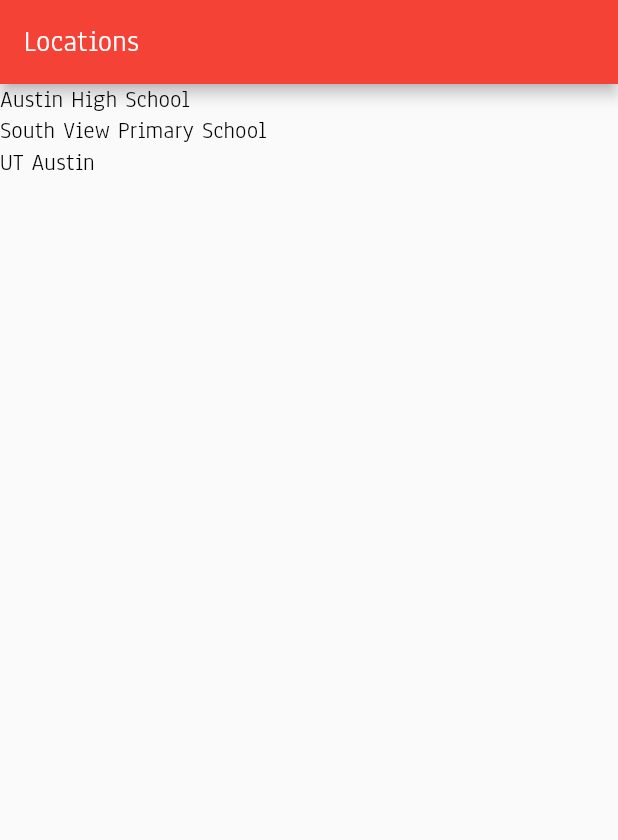
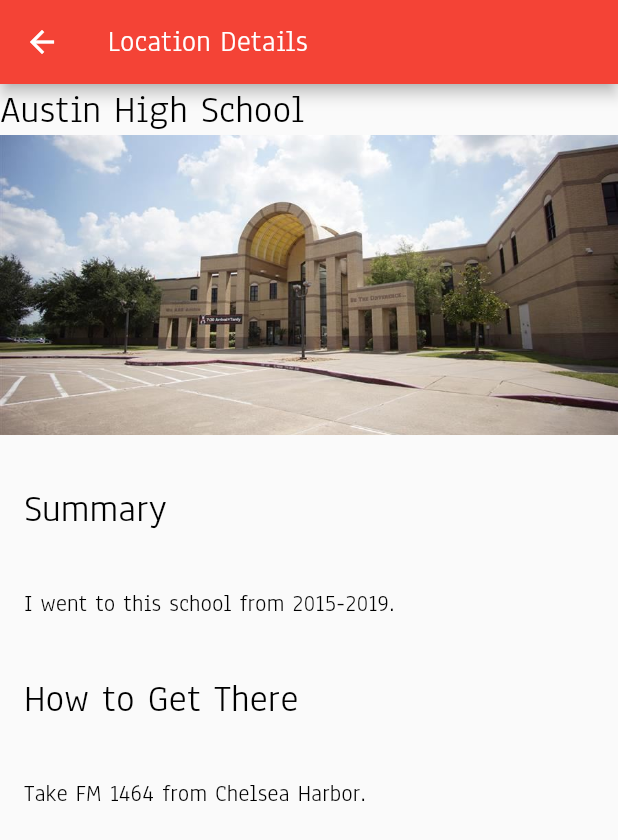
Before and after one commit to mayankdaruka/FlutterTest, a Flutter app: the screen it shows after launch, after a tap on "Austin High School", on a phone screen of 412 x 824 dp. Shown: the top 840 px of the screen. Run offline on Flutter 3.47's test engine with Material 2 defaults, Android fonts, the phone set to English and light mode, and no system bars.

Commit message:
generatedRoutes navigation changes

```diff
--- /dev/null
+++ b/lib/locationdetail.dart
@@ -0,0 +1,31 @@
+import 'package:flutter/material.dart';
+import "textsection1.dart";
+import "models/location.dart";
+import "imagebanner.dart";
+
+class LocationDetail extends StatelessWidget {
+  final int _locationID;
+
+  LocationDetail(this._locationID);
+
+  @override
+  Widget build(BuildContext context) {
+    // Usually DON'T PUT THIS IN BUILD BECAUSE IT IS CALLED MULTIPLE TIMES (LIKE RENDER)
+    final location = Location.fetchByID(_locationID);
+    return Scaffold(
+        appBar: AppBar(
+          title: Text("Location Details"),
+        ),
+        body: Column(
+          mainAxisAlignment: MainAxisAlignment.start,
+          crossAxisAlignment: CrossAxisAlignment.stretch,
+          // Cascade notation, takes given item and lets you run a function against it/make an assignment
+          children: <Widget>[Text(location.name, style: Theme.of(context).textTheme.headline1), ImageBanner(location.imagePath)]..addAll(textSections(location)),
+      ),
+    );
+  }
+
+  List<Widget> textSections(Location location) {
+    return location.facts.map((fact) => TextSection(fact.title, fact.text)).toList();
+  }
+}
--- a/lib/locationlisting.dart
+++ b/lib/locationlisting.dart
@@ -1,4 +1,5 @@
 import 'package:flutter/material.dart';
+import 'package:sampleproject/main.dart';
 import 'models/location.dart';
 
 class LocationList extends StatelessWidget {
@@ -11,7 +12,7 @@ class LocationList extends StatelessWidget {
       ),
       body: ListView(
         children: locations.map((location) => GestureDetector(
-          child: Text(location.name, style: Theme.of(context).textTheme.subtitle),
+          child: Text(location.name, style: Theme.of(context).textTheme.headline1),
           onTap: () => _onLocationTap(context, location.id),
         )).toList(),
       ),
@@ -21,7 +22,7 @@ class LocationList extends StatelessWidget {
   // If it is void you can just remove the void keyword
   void _onLocationTap(BuildContext context, int locationID) {
     // Navigate to a new screen
-
+    Navigator.pushNamed(context, LocationDetailRoute, arguments: {"id": locationID});
   }
 
 }
--- a/lib/main.dart
+++ b/lib/main.dart
@@ -4,6 +4,10 @@ import 'items.dart';
 import 'navigation.dart';
 import 'style.dart';
 import 'locationlisting.dart';
+import 'locationdetail.dart';
+
+const LocationsRoute = '/';
+const LocationDetailRoute = '/locationdetail';
 
 void main() => runApp(MyApp());
 
@@ -13,34 +17,46 @@ class MyApp extends StatelessWidget {
   Widget build(BuildContext context) {
     return MaterialApp(
       title: 'Flutter Demo',
+      // home: LocationList(),
+      // initialRoute: '/',
       // Good for simple applications, but a lot of shortcomings
-      routes: {
-        // '/': (context) => firstScreen(),
-        // '/second': (context) => secondScreen()
-      },
+      // PROBLEM: CANNOT PASS DYNAMIC PARAMETERS
+      // routes: {
+      //   '/': (context) => LocationList(),
+      //   '/second': (context) => secondScreen()
+      // },
+      onGenerateRoute: _routes(),
       theme: ThemeData(
-        // This is the theme of your application.
-        //
-        // Try running your application with "flutter run". You'll see the
-        // application has a blue toolbar. Then, without quitting the app, try
-        // changing the primarySwatch below to Colors.green and then invoke
-        // "hot reload" (press "r" in the console where you ran "flutter run",
-        // or simply save your changes to "hot reload" in a Flutter IDE).
-        // Notice that the counter didn't reset back to zero; the application
-        // is not restarted.
         appBarTheme: AppBarTheme(
-          textTheme: TextTheme(title: AppBarTextStyle)
+          textTheme: TextTheme(headline6: AppBarTextStyle)
         ),
         textTheme: TextTheme(
-          title: TitleTextStyle,
-          subtitle: Body1TextStyle,
+          headline1: TitleTextStyle,
+          headline2: Body1TextStyle,
         ),
         primarySwatch: Colors.red,
       ),
       // home: MyHomePage(title: 'Flutter Demo Home Page'),
       // home: Navigation(),
-      home: LocationList(),
     );
+  }
+
+  RouteFactory _routes() {
+    return (settings) {
+      final Map<String, dynamic> arguments = settings.arguments;
+      Widget screen;
+      switch (settings.name) {
+        case LocationsRoute:
+          screen = LocationList();
+          break;
+        case LocationDetailRoute:
+          screen = LocationDetail(arguments['id']);
+          break;
+        default:
+          return null;
+      }
+      return MaterialPageRoute(builder: (BuildContext context) => screen);
+    };
   }
 }
 
@@ -94,20 +110,6 @@ class _MyHomePageState extends State<MyHomePage> {
         // Center is a layout widget. It takes a single child and positions it
         // in the middle of the parent.
         child: Column(
-          // Column is also a layout widget. It takes a list of children and
-          // arranges them vertically. By default, it sizes itself to fit its
-          // children horizontally, and tries to be as tall as its parent.
-          //
-          // Invoke "debug painting" (press "p" in the console, choose the
-          // "Toggle Debug Paint" action from the Flutter Inspector in Android
-          // Studio, or the "Toggle Debug Paint" command in Visual Studio Code)
-          // to see the wireframe for each widget.
-          //
-          // Column has various properties to control how it sizes itself and
-          // how it positions its children. Here we use mainAxisAlignment to
-          // center the children vertically; the main axis here is the vertical
-          // axis because Columns are vertical (the cross axis would be
-          // horizontal).
           mainAxisAlignment: MainAxisAlignment.center,
           children: <Widget>[
             Text(
--- a/lib/models/location.dart
+++ b/lib/models/location.dart
@@ -7,7 +7,20 @@ class Location {
   final List<LocationFact> facts;
   Location(this.id, this.name, this.imagePath, this.facts);
 
-    static List<Location> fetchAll() {
+  static Location fetchByID(int locationID) {
+    // Fetch all locations, iterate through them, and when
+    // we find location with correct ID we return them
+    List<Location> locations = Location.fetchAll();
+    for (var i = 0; i < locations.length; i++) {
+      if (locations[i].id == locationID) {
+        return locations[i];
+        // Use map for better efficiency
+      }
+    }
+    return null;
+  }
+
+  static List<Location> fetchAll() {
     return [
       Location(1, "Austin High School", "assets/images/ahs.jpg", [LocationFact("Summary", "I went to this school from 2015-2019."),
       LocationFact("How to Get There", "Take FM 1464 from Chelsea Harbor.")]),
--- a/lib/navigation.dart
+++ b/lib/navigation.dart
@@ -27,7 +27,7 @@ class Navigation extends StatelessWidget {
           children: <Widget>[
             Column(
               // Cascade notation, takes given item and lets you run a function against it/make an assignment
-              children: <Widget>[Text(location.name, style: Theme.of(context).textTheme.title), ImageBanner(location.imagePath)]..addAll(textSections(location)),
+              children: <Widget>[Text(location.name, style: Theme.of(context).textTheme.headline1), ImageBanner(location.imagePath)]..addAll(textSections(location)),
             ),
             TextSection("Camera Icon", "Just a small paragraph to test this out and see if it's right part 2."),
             TextSection("Comment Icon", "Just a small paragraph to test this out and see if it's right part 3.")
--- a/lib/textsection1.dart
+++ b/lib/textsection1.dart
@@ -15,11 +15,11 @@ class TextSection extends StatelessWidget {
       children: <Widget>[
         Container(
           padding: const EdgeInsets.fromLTRB(padding, 32.0, padding, 4.0),
-          child: Text(_title, style: Theme.of(context).textTheme.title,),
+          child: Text(_title, style: Theme.of(context).textTheme.headline1,),
         ),
         Container(
           padding: const EdgeInsets.fromLTRB(padding, 32.0, padding, 4.0),
-          child: Text(_body, style: Theme.of(context).textTheme.subtitle,),
+          child: Text(_body, style: Theme.of(context).textTheme.headline2,),
         )
       ],
     );
```
Also changed, not shown: pubspec.lock.
